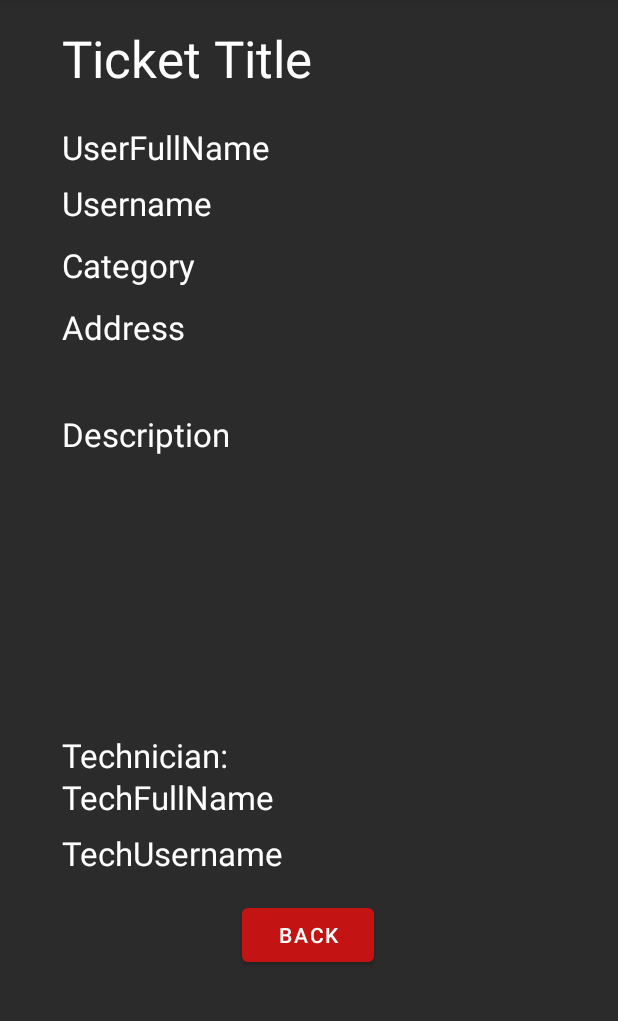
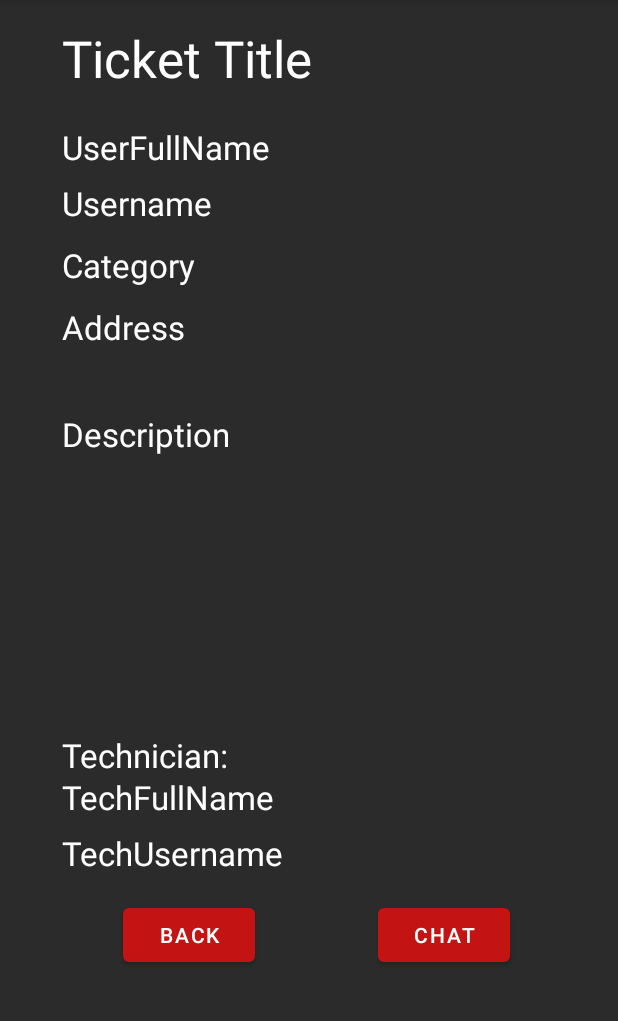
Before and after one commit to RitzBitz2323/COMS309Proj, an Android app: the ViewUserTicketActivity screen opened directly, with no data from a screen before it, on a phone screen of 412 x 824 dp, the part 84-1105 px from its top. Run offline under Robolectric (Android 15) with nearby library versions, the phone set to English and light mode, and no system bars; our stand-ins replace Volley; network calls fail.

Commit message:
Add more features to Actor class and started to implement base of chat feature

```diff
--- a/Frontend/app/build.gradle
+++ b/Frontend/app/build.gradle
@@ -46,7 +46,7 @@ dependencies {
     implementation 'com.android.volley:volley:1.2.1'
     implementation 'org.osmdroid:osmdroid-android:6.1.10'
     testImplementation 'org.mockito:mockito-core:2.22.0'
-
+    implementation files('libs/java_websocket.jar')
 
     androidTestImplementation 'com.android.support.test:runner:1.0.2'
     androidTestImplementation 'com.android.support.test:rules:1.0.2'
--- a/Frontend/app/src/main/AndroidManifest.xml
+++ b/Frontend/app/src/main/AndroidManifest.xml
@@ -22,6 +22,9 @@
         android:supportsRtl="true"
         android:theme="@style/Theme.CyHelp"
         android:usesCleartextTraffic="true">
+        <activity
+            android:name=".User_Chat_Activity"
+            android:exported="true" />
         <activity
             android:name=".ViewUserTicketActivity"
             android:exported="true" />
--- a/Frontend/app/src/main/java/com/example/cyhelp/ViewUserTicketActivity.java
+++ b/Frontend/app/src/main/java/com/example/cyhelp/ViewUserTicketActivity.java
@@ -159,6 +159,17 @@ public class ViewUserTicketActivity extends AppCompatActivity {
             }
         });
 
+        Button chatButton = (Button) findViewById(R.id.Chat_Button_ViewUserTicketActivity);
+        chatButton.setOnClickListener(new View.OnClickListener() {
+            @Override
+            public void onClick(View view) {
+                Intent intent1 = new Intent(ViewUserTicketActivity.this, User_Chat_Activity.class);
+                intent1.putExtra("ticketID", TicketPosition);
+                startActivity(intent1);
+            }
+        });
+
+
 
     }
 
--- a/Frontend/app/src/main/res/layout/activity_view_user_ticket.xml
+++ b/Frontend/app/src/main/res/layout/activity_view_user_ticket.xml
@@ -8,6 +8,18 @@
     tools:context=".ViewUserTicketActivity"
     tools:layout_editor_absoluteX="0dp"
     tools:layout_editor_absoluteY="11dp">
+
+    <Button
+        android:id="@+id/back_Button_ViewUserTicketActivity"
+        android:layout_width="wrap_content"
+        android:layout_height="wrap_content"
+        android:layout_marginTop="16dp"
+        android:text="Back"
+        app:layout_constraintBottom_toBottomOf="parent"
+        app:layout_constraintEnd_toStartOf="@+id/Chat_Button_ViewUserTicketActivity"
+        app:layout_constraintStart_toStartOf="parent"
+        app:layout_constraintTop_toBottomOf="@+id/techUsername_ViewUserTicketActivity"
+        app:layout_constraintVertical_bias="0.0" />
 
     <TextView
         android:id="@+id/tech_ViewUserTicketActivity"
@@ -114,14 +126,14 @@
         app:layout_constraintTop_toTopOf="parent" />
 
     <Button
-        android:id="@+id/back_Button_ViewUserTicketActivity"
+        android:id="@+id/Chat_Button_ViewUserTicketActivity"
         android:layout_width="wrap_content"
         android:layout_height="wrap_content"
         android:layout_marginTop="16dp"
-        android:text="Back"
+        android:text="Chat"
         app:layout_constraintBottom_toBottomOf="parent"
         app:layout_constraintEnd_toEndOf="parent"
-        app:layout_constraintHorizontal_bias="0.498"
+        app:layout_constraintHorizontal_bias="0.777"
         app:layout_constraintStart_toStartOf="parent"
         app:layout_constraintTop_toBottomOf="@+id/techUsername_ViewUserTicketActivity"
         app:layout_constraintVertical_bias="0.0" />
```
Also changed, not shown: Frontend/app/src/main/java/com/example/cyhelp/Actor.java (+33 -0 lines), Frontend/app/src/main/java/com/example/cyhelp/User_Chat_Activity.java (added, +50 -0 lines), Frontend/app/src/main/res/layout/activity_user_chat.xml (added, +64 -0 lines), Frontend/app/libs/java_websocket.jar (added).
